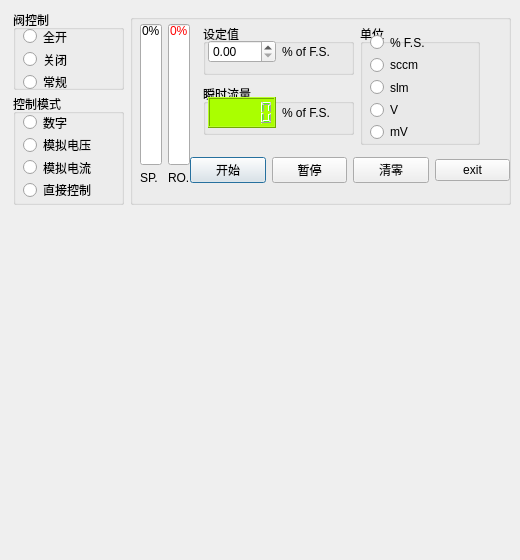
Above: PythonControler/src/UIControl.ui from erisir/MFC_STM32F373 before the change. Below: the same form after it.
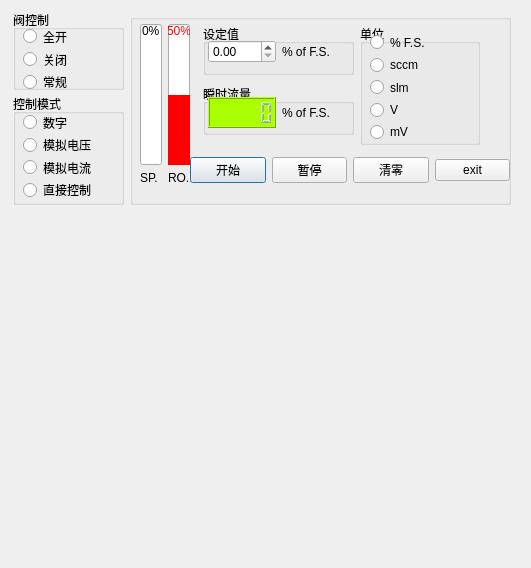
That is the form after the change. Custom widgets are drawn as their Qt base class.

Diff of the .ui file:
```diff
--- a/PythonControler/src/UIControl.ui
+++ b/PythonControler/src/UIControl.ui
@@ -6,8 +6,8 @@
    <rect>
     <x>0</x>
     <y>0</y>
-    <width>520</width>
-    <height>560</height>
+    <width>531</width>
+    <height>568</height>
    </rect>
   </property>
   <property name="windowTitle">
@@ -371,7 +371,7 @@
 }</string>
        </property>
        <property name="value">
-        <number>0</number>
+        <number>50</number>
        </property>
        <property name="orientation">
         <enum>Qt::Vertical</enum>
```
Left out of the diff: 19 changed lines with no effect on the pictures.
